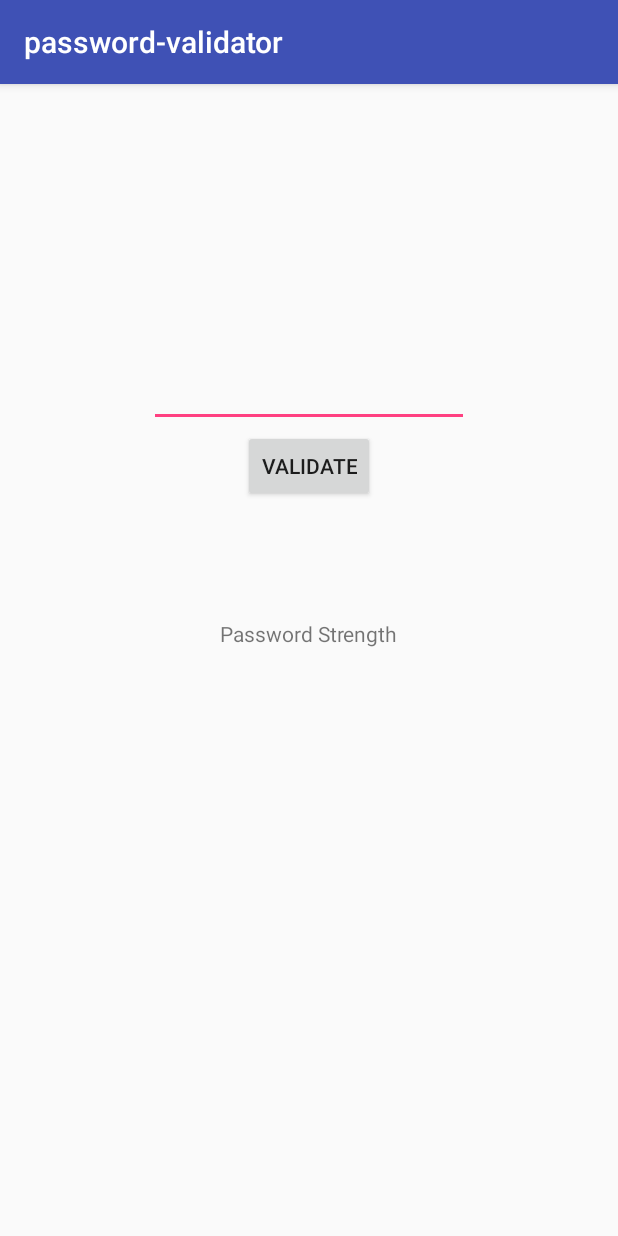
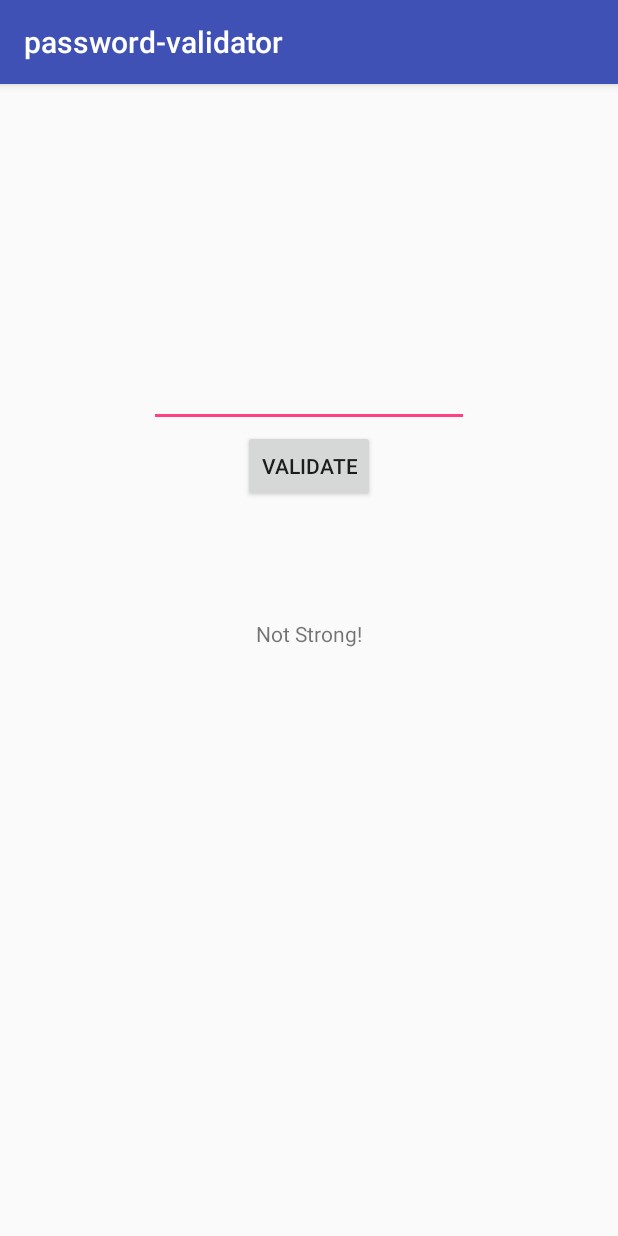
Before and after one commit to Joelfong1/password-validator, an Android app: the screen it shows after launch (MainActivity), after a tap on "VALIDATE", on a phone screen of 412 x 824 dp. Run offline under Robolectric (Android 15) with nearby library versions, the phone set to English and light mode, and no system bars.

Commit message:
Fulfill Part 3 Reqs
Follow a TDD approach using Espresso. You can decidewhen to perform validation (i.e. dynamically as the password is entered, or only after the password is submitted). You are just required to indicate on the form whether the password is strong enough. Additional details (e.g. a red/green strength indicator bar, or providing a generic message about what is required in a password) are not required.

```diff
--- a/app/src/main/java/com/example/joel_pc_2/password_validator/MainActivity.java
+++ b/app/src/main/java/com/example/joel_pc_2/password_validator/MainActivity.java
@@ -9,15 +9,19 @@ import android.widget.TextView;
 
 public class MainActivity extends AppCompatActivity {
 
-    final EditText inputPass = findViewById(R.id.inputPass);
-    final TextView validatePass = findViewById(R.id.validatePass);
-    final Validator validator = new Validator();
+    private EditText inputPass;
+    private TextView validatePass;
+    private Validator validator;
 
     @Override
     protected void onCreate(Bundle savedInstanceState) {
         super.onCreate(savedInstanceState);
         setContentView(R.layout.activity_main);
 
+
+        inputPass = findViewById(R.id.inputPass);
+        validatePass = findViewById(R.id.validatePass);
+        validator = new Validator();
 
         final Button validateButton = findViewById(R.id.validateButton);
         validateButton.setOnClickListener(new View.OnClickListener() {
```
